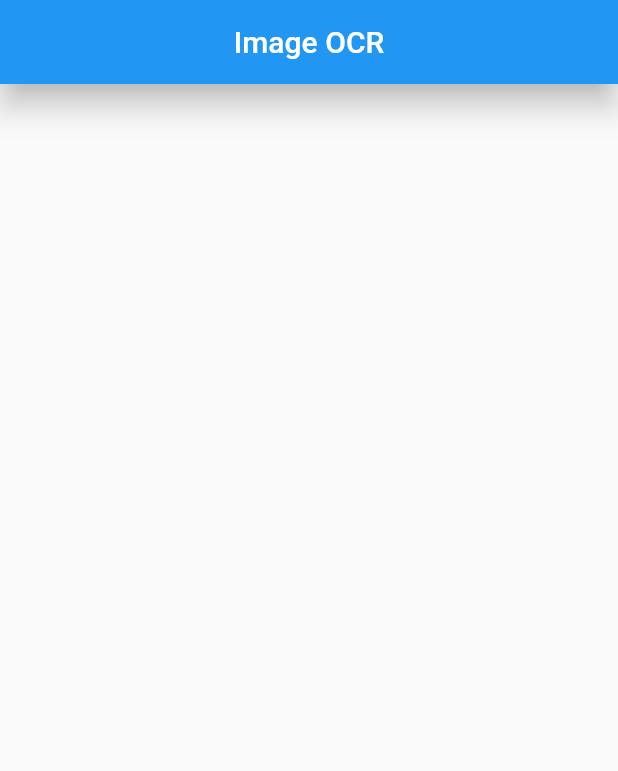
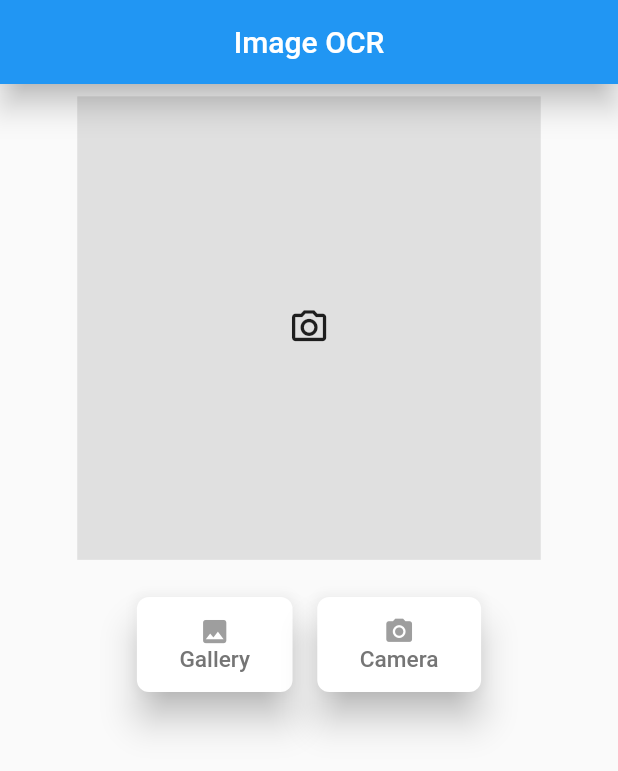
Before and after one commit to OscarTinajero117/flutter_image_ocr_getx, a Flutter app: the screen it shows after launch, on a phone screen of 412 x 824 dp. Shown: the top 771 px of the screen. Run offline on Flutter 3.47's test engine with Material 2 defaults, Android fonts, the phone set to English and light mode, and no system bars; our stand-ins replace get, image_picker; missing offline and left inert: google_ml_kit.

Commit message:
Create OCR

```diff
--- a/assets/tesstdata_config.json
+++ /dev/null
@@ -1,6 +0,0 @@
-{
-    "files": [
-      "eng.traineddata",
-      "spa.traineddata"
-    ]
-  }
--- a/lib/app/modules/home/home_controller.dart
+++ b/lib/app/modules/home/home_controller.dart
@@ -1,6 +1,39 @@
 import 'package:get/get.dart';
+import 'package:google_ml_kit/google_ml_kit.dart';
+import 'package:image_picker/image_picker.dart';
 
 class HomeController extends GetxController {
   final scanning = false.obs;
   final extractText = ''.obs;
+
+  XFile? imageFile;
+
+  Future<void> getImage(ImageSource source) async {
+    scanning.value = true;
+    try {
+      final pickedImage = await ImagePicker().pickImage(source: source);
+      if (pickedImage != null) {
+        imageFile = pickedImage;
+        await getRecognisedText(pickedImage);
+      }
+    } catch (e) {
+      extractText.value = 'Error ocurred while scanning\n\n $e';
+      imageFile = null;
+      scanning.value = false;
+    }
+  }
+
+  Future<void> getRecognisedText(XFile image) async {
+    final inputImage = InputImage.fromFilePath(image.path);
+    final textRecognizer = GoogleMlKit.vision.textRecognizer();
+    final recognisedText = await textRecognizer.processImage(inputImage);
+    await textRecognizer.close();
+    extractText.value = '';
+    for (var block in recognisedText.blocks) {
+      for (var line in block.lines) {
+        extractText.value = '${extractText.value}${line.text}\n';
+      }
+    }
+    scanning.value = false;
+  }
 }
--- a/lib/app/modules/home/home_page.dart
+++ b/lib/app/modules/home/home_page.dart
@@ -1,5 +1,8 @@
+import 'dart:io';
+
 import 'package:flutter/material.dart';
 import 'package:get/get.dart';
+import 'package:image_picker/image_picker.dart';
 
 import '/app/core/values/responsive.dart';
 import 'home_controller.dart';
@@ -20,9 +23,105 @@ class HomePage extends GetView<HomeController> {
         child: SingleChildScrollView(
           child: Column(
             children: [
-              Container(
-                height: 30.0.sp,
-                // decoration: BoxDecoration(),
+              Obx(
+                () => controller.scanning.value
+                    ? const CircularProgressIndicator.adaptive()
+                    : const SizedBox(),
+              ),
+              Obx(
+                () => !controller.scanning.value && controller.imageFile == null
+                    ? Container(
+                        height: 75.0.wp,
+                        width: 75.0.wp,
+                        color: Colors.grey.shade300,
+                        child: Center(
+                          child: Icon(
+                            Icons.camera_alt_outlined,
+                            size: 20.0.sp,
+                          ),
+                        ),
+                      )
+                    : controller.imageFile != null
+                        ? Image.file(
+                            File(controller.imageFile!.path),
+                            width: 75.0.wp,
+                          )
+                        : const SizedBox(),
+              ),
+              Row(
+                mainAxisAlignment: MainAxisAlignment.center,
+                children: [
+                  SquaredButton(
+                    iconButton: Icons.image,
+                    onPressed: () async =>
+                        await controller.getImage(ImageSource.gallery),
+                    textButton: 'Gallery',
+                  ),
+                  SquaredButton(
+                    iconButton: Icons.camera_alt,
+                    onPressed: () async =>
+                        await controller.getImage(ImageSource.camera),
+                    textButton: 'Camera',
+                  ),
+                ],
+              ),
+              SizedBox(height: 5.0.hp),
+              SizedBox(
+                child: Obx(() => Text(
+                      controller.extractText.value,
+                      style: TextStyle(fontSize: 20.0.sp),
+                    )),
+              )
+            ],
+          ),
+        ),
+      ),
+    );
+  }
+}
+
+class SquaredButton extends StatelessWidget {
+  final VoidCallback onPressed;
+  final String textButton;
+  final IconData iconButton;
+  const SquaredButton({
+    super.key,
+    required this.onPressed,
+    required this.textButton,
+    required this.iconButton,
+  });
+
+  @override
+  Widget build(BuildContext context) {
+    return Container(
+      margin: EdgeInsets.symmetric(horizontal: 2.0.wp),
+      padding: EdgeInsets.only(top: 3.0.hp),
+      child: ElevatedButton(
+        style: ElevatedButton.styleFrom(
+          backgroundColor: Colors.white,
+          foregroundColor: Colors.grey,
+          shadowColor: Colors.grey.shade400,
+          elevation: 10,
+          shape: RoundedRectangleBorder(
+            borderRadius: BorderRadius.circular(8.0),
+          ),
+        ),
+        onPressed: onPressed,
+        child: Container(
+          margin: EdgeInsets.all(3.0.wp),
+          child: Column(
+            mainAxisSize: MainAxisSize.min,
+            children: [
+              Icon(
+                iconButton,
+                size: 15.0.sp,
+              ),
+              Text(
+                textButton,
+                style: TextStyle(
+                  fontSize: 11.0.sp,
+                  color: Colors.grey.shade600,
+                ),
               ),
             ],
           ),
```
Also changed, not shown: pubspec.yaml (+5 -4 lines), pubspec.lock.
